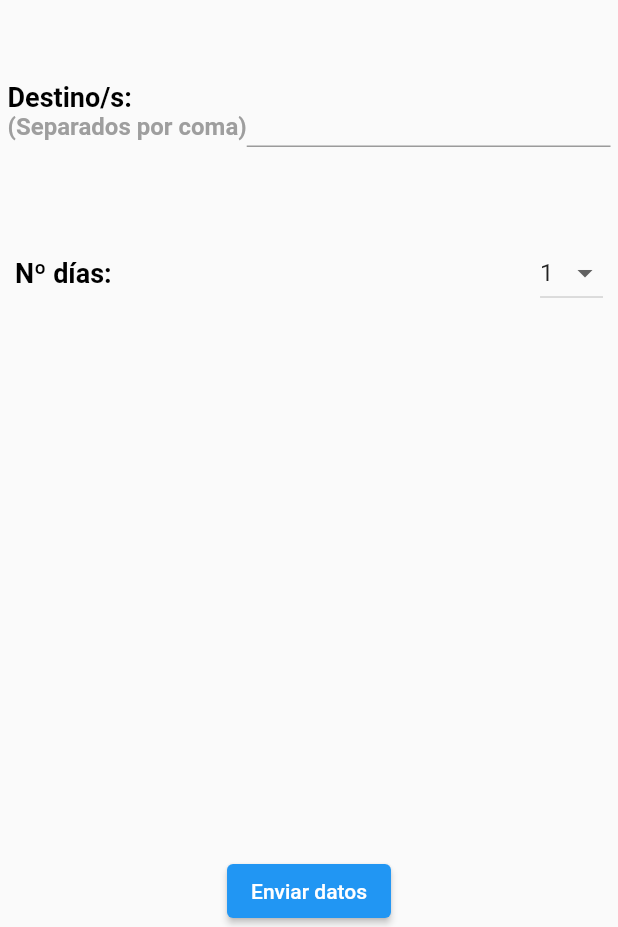
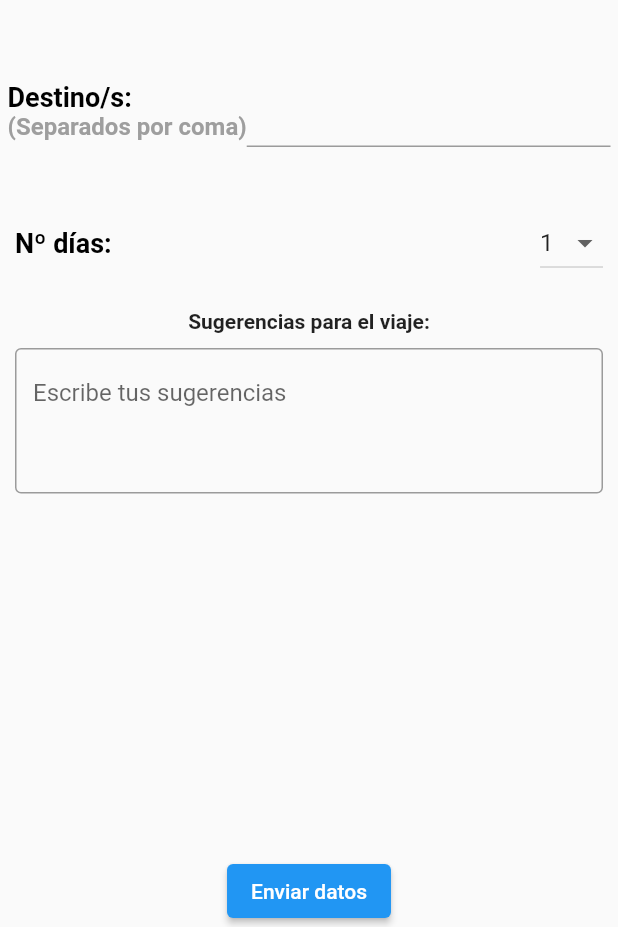
Before and after one commit to rfk81/ItinerAI-Flutter, a Flutter app: the screen it shows after launch, on a phone screen of 412 x 824 dp, the part 309-1236 px from its top. Run offline on Flutter 3.47's test engine with Material 2 defaults, Android fonts, the phone set to English and light mode, and no system bars.

Commit message:
add Suggestion & color

```diff
--- a/lib/constants/constants.dart
+++ b/lib/constants/constants.dart
@@ -1,4 +1,4 @@
 import 'package:flutter/material.dart';
 
-Color scaffoldBackgroundColor = const Color (0xFF343541);
-Color cardColor = const Color (0xFF444654);
+Color scaffoldBackgroundColor = Color.fromARGB(255, 250, 250, 250);
+Color cardColor = Color.fromARGB(255, 48, 136, 214);
--- a/lib/screens/home_screen.dart
+++ b/lib/screens/home_screen.dart
@@ -16,6 +16,7 @@ class HomeScreen extends StatefulWidget {
 
 class _HomeScreenState extends State<HomeScreen> {
   final TextEditingController _countryListController = TextEditingController();
+  final TextEditingController suggestController_ = TextEditingController();
   String _selectedDays = '1';
   late TextEditingController textEditingController;
   late FocusNode focusNode;
@@ -43,6 +44,7 @@ class _HomeScreenState extends State<HomeScreen> {
             ),
         body: Column
         (
+
           children:
           [
             Image.asset(
@@ -53,7 +55,7 @@ class _HomeScreenState extends State<HomeScreen> {
             ),
             Container
                 (
-                  padding: const EdgeInsets.only(left: 5, right: 5, top: 50, bottom: 50),
+                  padding: const EdgeInsets.only(left: 5, right: 5, top: 50, bottom: 30),
 
                   child: Row(
                     mainAxisAlignment: MainAxisAlignment.spaceBetween,
@@ -132,7 +134,25 @@ class _HomeScreenState extends State<HomeScreen> {
                 child: Column
                 (
                     crossAxisAlignment: CrossAxisAlignment.center,
-                    mainAxisAlignment: MainAxisAlignment.center,
+                    mainAxisAlignment: MainAxisAlignment.end,
+
+                    children:
+                    [
+                      const Text(
+                        'Sugerencias para el viaje:',
+                        style: TextStyle(fontWeight: FontWeight.bold),
+                      ),
+                      const SizedBox(height: 10.0),
+
+                      Expanded(child: TextFormField(
+                        maxLines: 3,
+                        controller: suggestController_,
+                        decoration: const InputDecoration(
+                          hintText: 'Escribe tus sugerencias',
+                          border: OutlineInputBorder(),
+                        ),
+                      ))
+                    ]
                 ),
               ),
             ),
@@ -167,7 +187,7 @@ Future<void> sendMessageFCT(
 
 
     try {
-      String prompt = 'Muestra una ruta turistica con una serie de actividades que pueda hacer en cada destino a partir del/los destino/s que te proporcionaré y la cantidad de días para el viaje. Destinos: $_countryListController.text y $_selectedDays de días';
+      String prompt = 'Muestra una ruta turistica con una serie de actividades que pueda hacer en cada destino a partir del/los destino/s que te proporcionaré y la cantidad de días para el viaje. Destinos: $_countryListController.text y $_selectedDays de días. También sigue las siguientes sugerencias: $suggestController_';
 
       setState(() {
         textEditingController.clear();
--- a/lib/services/api_service.dart
+++ b/lib/services/api_service.dart
@@ -31,15 +31,12 @@ class ApiService {
         ),
       );
 
-      // Map jsonResponse = jsonDecode(response.body);
       Map jsonResponse = json.decode(utf8.decode(response.bodyBytes));
       if (jsonResponse['error'] != null) {
-        // print("jsonResponse['error'] ${jsonResponse['error']["message"]}");
         throw HttpException(jsonResponse['error']["message"]);
       }
       List<ChatModel> chatList = [];
       if (jsonResponse["choices"].length > 0) {
-        // log("jsonResponse[choices]text ${jsonResponse["choices"][0]["text"]}");
         chatList = List.generate(
           jsonResponse["choices"].length,
           (index) => ChatModel(
```
